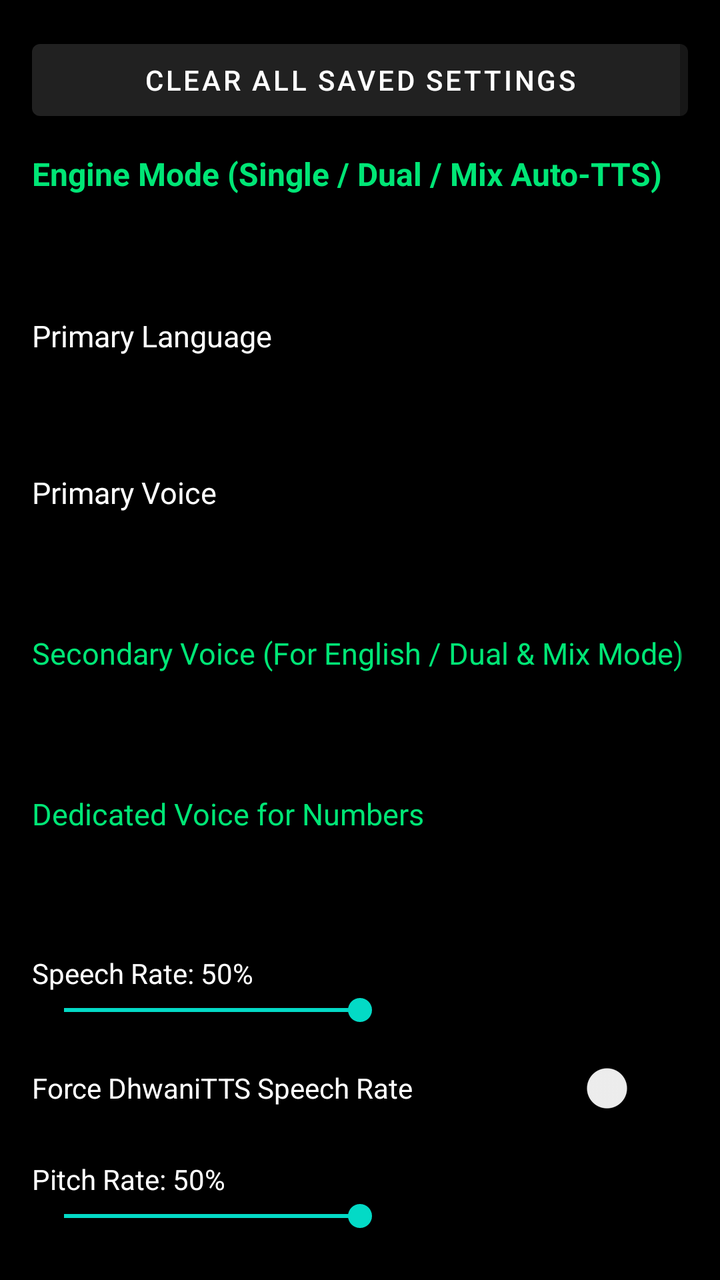
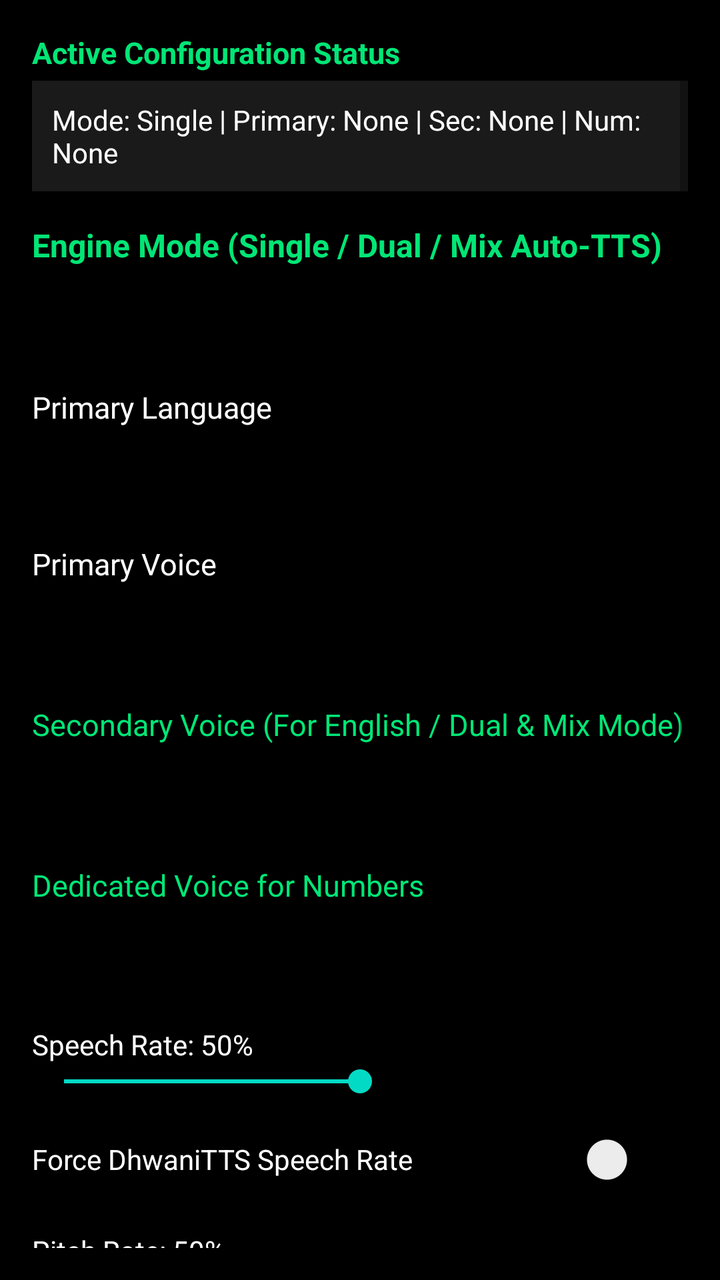

Compare the two renders of this Android layout. The source of the first and the diff that turns it into the second are given below.
<!-- AndroidManifest.xml: application theme Theme.DhwaniTTS -->
<!-- res/layout/fragment_home.xml -->
<?xml version="1.0" encoding="utf-8"?>
<ScrollView xmlns:android="http://schemas.android.com/apk/res/android"
    android:layout_width="match_parent"
    android:layout_height="match_parent"
    android:background="#000000"
    android:padding="16dp">

    <LinearLayout
        android:layout_width="match_parent"
        android:layout_height="wrap_content"
        android:orientation="vertical">

        <Button
            android:id="@+id/btn_clear_settings"
            android:layout_width="match_parent"
            android:layout_height="wrap_content"
            android:text="Clear All Saved Settings"
            android:layout_marginBottom="12dp" />

        <TextView
            android:layout_width="match_parent"
            android:layout_height="wrap_content"
            android:text="Engine Mode (Single / Dual / Mix Auto-TTS)"
            android:textColor="#00E676"
            android:textSize="16sp"
            android:textStyle="bold" />

        <Spinner
            android:id="@+id/spinner_engine_mode"
            android:layout_width="match_parent"
            android:layout_height="wrap_content"
            android:minHeight="48dp"
            android:layout_marginBottom="12dp" />

        <TextView
            android:layout_width="match_parent"
            android:layout_height="wrap_content"
            android:text="Primary Language"
            android:textColor="#FFFFFF"
            android:textSize="15sp" />

        <Spinner
            android:id="@+id/spinner_language"
            android:layout_width="match_parent"
            android:layout_height="wrap_content"
            android:minHeight="48dp"
            android:layout_marginBottom="10dp" />

        <TextView
            android:layout_width="match_parent"
            android:layout_height="wrap_content"
            android:text="Primary Voice"
            android:textColor="#FFFFFF"
            android:textSize="15sp" />

        <Spinner
            android:id="@+id/spinner_voice"
            android:layout_width="match_parent"
            android:layout_height="wrap_content"
            android:minHeight="48dp"
            android:layout_marginBottom="12dp" />

        <TextView
            android:id="@+id/tv_secondary_voice_label"
            android:layout_width="match_parent"
            android:layout_height="wrap_content"
            android:text="Secondary Voice (For English / Dual &amp; Mix Mode)"
            android:textColor="#00E676"
            android:textSize="15sp" />

        <Spinner
            android:id="@+id/spinner_secondary_voice"
            android:layout_width="match_parent"
            android:layout_height="wrap_content"
            android:minHeight="48dp"
            android:layout_marginBottom="12dp" />

        <TextView
            android:layout_width="match_parent"
            android:layout_height="wrap_content"
            android:text="Dedicated Voice for Numbers"
            android:textColor="#00E676"
            android:textSize="15sp" />

        <Spinner
            android:id="@+id/spinner_number_voice"
            android:layout_width="match_parent"
            android:layout_height="wrap_content"
            android:minHeight="48dp"
            android:layout_marginBottom="12dp" />

        <TextView
            android:id="@+id/tv_speech_rate_label"
            android:layout_width="match_parent"
            android:layout_height="wrap_content"
            android:text="Speech Rate: 50%"
            android:textColor="#FFFFFF" />

        <SeekBar
            android:id="@+id/seekbar_speech_rate"
            android:layout_width="match_parent"
            android:layout_height="wrap_content"
            android:max="100"
            android:progress="50"
            android:layout_marginBottom="6dp" />

        <Switch
            android:id="@+id/switch_force_speech"
            android:layout_width="match_parent"
            android:layout_height="wrap_content"
            android:text="Force DhwaniTTS Speech Rate"
            android:textColor="#FFFFFF"
            android:minHeight="48dp"
            android:layout_marginBottom="12dp" />

        <TextView
            android:id="@+id/tv_pitch_label"
            android:layout_width="match_parent"
            android:layout_height="wrap_content"
            android:text="Pitch Rate: 50%"
            android:textColor="#FFFFFF" />

        <SeekBar
            android:id="@+id/seekbar_pitch"
            android:layout_width="match_parent"
            android:layout_height="wrap_content"
            android:max="100"
            android:progress="50"
            android:layout_marginBottom="6dp" />

        <Switch
            android:id="@+id/switch_force_pitch"
            android:layout_width="match_parent"
            android:layout_height="wrap_content"
            android:text="Force DhwaniTTS Pitch"
            android:textColor="#FFFFFF"
            android:minHeight="48dp"
            android:layout_marginBottom="12dp" />

        <TextView
            android:id="@+id/tv_volume_boost_label"
            android:layout_width="match_parent"
            android:layout_height="wrap_content"
            android:text="Volume Amplification: 100%"
            android:textColor="#FFFFFF" />

        <SeekBar
            android:id="@+id/seekbar_volume_boost"
            android:layout_width="match_parent"
            android:layout_height="wrap_content"
            android:max="200"
            android:progress="100"
            android:layout_marginBottom="14dp" />

        <TextView
            android:layout_width="match_parent"
            android:layout_height="wrap_content"
            android:text="Number Reading Mode"
            android:textColor="#FFFFFF" />

        <Spinner
            android:id="@+id/spinner_number_reading"
            android:layout_width="match_parent"
            android:layout_height="wrap_content"
            android:minHeight="48dp"
            android:layout_marginBottom="12dp" />

        <TextView
            android:layout_width="match_parent"
            android:layout_height="wrap_content"
            android:text="Punctuation Reading Level"
            android:textColor="#FFFFFF" />

        <Spinner
            android:id="@+id/spinner_punctuation"
            android:layout_width="match_parent"
            android:layout_height="wrap_content"
            android:minHeight="48dp"
            android:layout_marginBottom="16dp" />

        <Button
            android:id="@+id/btn_test"
            android:layout_width="match_parent"
            android:layout_height="wrap_content"
            android:text="Test Voice Preview"
            android:layout_marginBottom="10dp" />

        <Button
            android:id="@+id/btn_save_settings"
            android:layout_width="match_parent"
            android:layout_height="wrap_content"
            android:text="Save Settings"
            android:layout_marginBottom="10dp" />

        <Button
            android:id="@+id/btn_reset"
            android:layout_width="match_parent"
            android:layout_height="wrap_content"
            android:text="Reset to Default" />

    </LinearLayout>
</ScrollView>
<!-- resources referenced by this layout -->
<resources>
  <style name="Theme.DhwaniTTS" parent="Theme.MaterialComponents.DayNight.DarkActionBar">
          
      </style>
</resources>

<!-- the commit's change to res/layout/fragment_home.xml (unified diff, before → after) -->
@@ -10,12 +10,25 @@
         android:layout_height="wrap_content"
         android:orientation="vertical">
 
-        <Button
-            android:id="@+id/btn_clear_settings"
-            android:layout_width="match_parent"
-            android:layout_height="wrap_content"
-            android:text="Clear All Saved Settings"
-            android:layout_marginBottom="12dp" />
+        <TextView
+            android:layout_width="match_parent"
+            android:layout_height="wrap_content"
+            android:text="Active Configuration Status"
+            android:textColor="#00E676"
+            android:textSize="15sp"
+            android:textStyle="bold"
+            android:layout_marginBottom="4dp" />
+
+        <TextView
+            android:id="@+id/tv_active_config_summary"
+            android:layout_width="match_parent"
+            android:layout_height="wrap_content"
+            android:text="Mode: Single | Primary: None | Sec: None | Num: None"
+            android:textColor="#FFFFFF"
+            android:textSize="14sp"
+            android:background="#1A1A1A"
+            android:padding="10dp"
+            android:layout_marginBottom="16dp" />
 
         <TextView
             android:layout_width="match_parent"
@@ -135,22 +148,7 @@
             android:text="Force DhwaniTTS Pitch"
             android:textColor="#FFFFFF"
             android:minHeight="48dp"
-            android:layout_marginBottom="12dp" />
-
-        <TextView
-            android:id="@+id/tv_volume_boost_label"
-            android:layout_width="match_parent"
-            android:layout_height="wrap_content"
-            android:text="Volume Amplification: 100%"
-            android:textColor="#FFFFFF" />
-
-        <SeekBar
-            android:id="@+id/seekbar_volume_boost"
-            android:layout_width="match_parent"
-            android:layout_height="wrap_content"
-            android:max="200"
-            android:progress="100"
-            android:layout_marginBottom="14dp" />
+            android:layout_marginBottom="16dp" />
 
         <TextView
             android:layout_width="match_parent"
